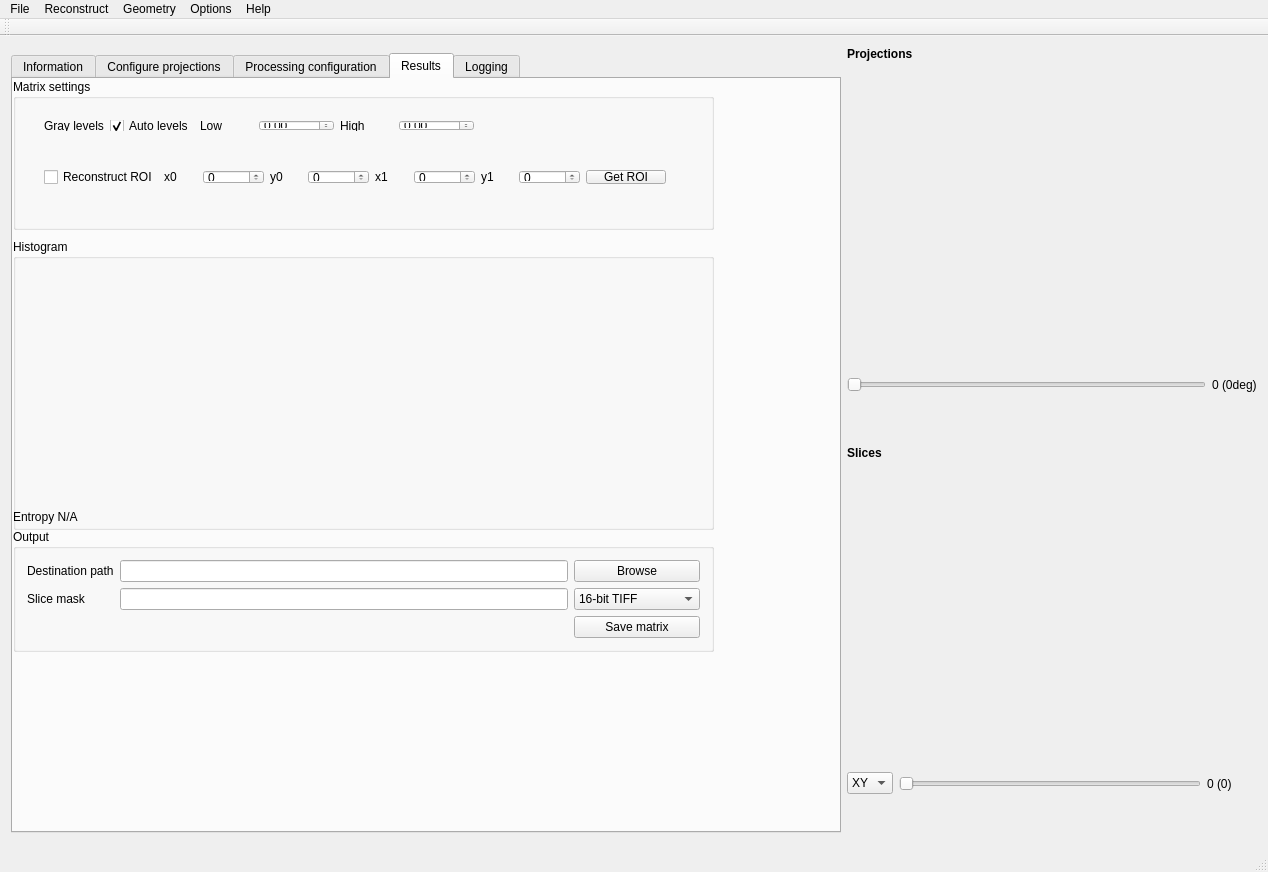
Above: src/muhrec3/muhrecmainwindow.ui from neutronimaging/imagingsuite before the change. Below: the same form after it.
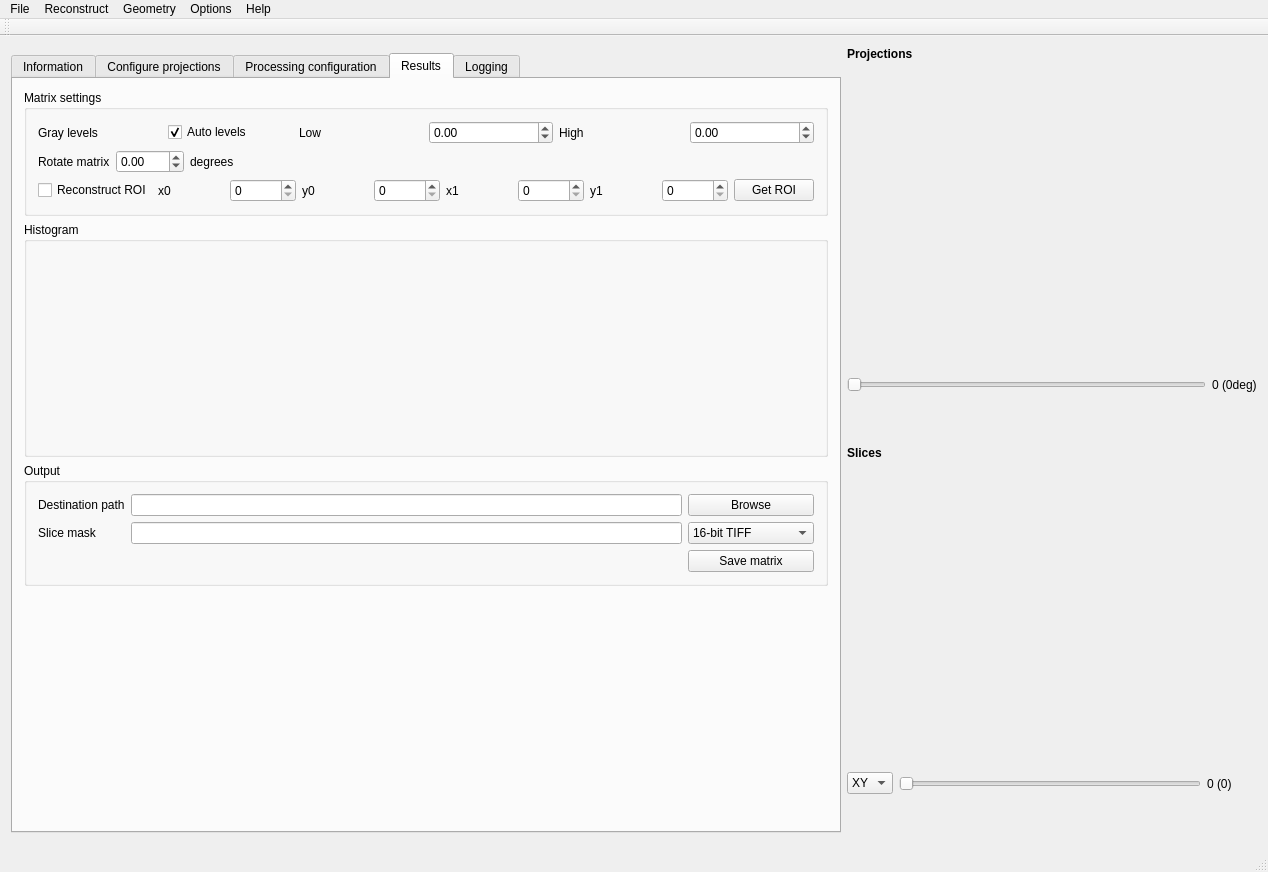
That is the form after the change. The open tabs and pages were chosen to show the change. Custom widgets are drawn as their Qt base class.

Commit message: Fixed tilt and pivot settings Rearranged some gui elements

Diff of the .ui file:
```diff
--- a/src/muhrec3/muhrecmainwindow.ui
+++ b/src/muhrec3/muhrecmainwindow.ui
@@ -35,21 +35,14 @@
          </size>
         </property>
         <property name="currentIndex">
-         <number>1</number>
+         <number>0</number>
         </property>
         <widget class="QWidget" name="tabInformation">
          <attribute name="title">
           <string>Information</string>
          </attribute>
-         <widget class="QWidget" name="layoutWidget">
-          <property name="geometry">
-           <rect>
-            <x>40</x>
-            <y>10</y>
-            <width>661</width>
-            <height>322</height>
-           </rect>
-          </property>
+         <layout class="QVBoxLayout" name="verticalLayout_5">
+          <item>
           <layout class="QGridLayout" name="gridLayout">
            <item row="0" column="0">
             <widget class="QLabel" name="label">
@@ -130,7 +123,8 @@
             </spacer>
            </item>
           </layout>
-         </widget>
+          </item>
+         </layout>
         </widget>
         <widget class="QWidget" name="tabProjInfo">
          <attribute name="title">
@@ -1675,14 +1669,14 @@
          <attribute name="title">
           <string>Processing configuration</string>
          </attribute>
+         <layout class="QVBoxLayout" name="verticalLayout_4">
+          <item>
          <widget class="QGroupBox" name="groupModuleConfig">
-          <property name="geometry">
-           <rect>
-            <x>10</x>
-            <y>0</y>
-            <width>701</width>
-            <height>431</height>
-           </rect>
+            <property name="sizePolicy">
+             <sizepolicy hsizetype="Preferred" vsizetype="MinimumExpanding">
+              <horstretch>0</horstretch>
+              <verstretch>0</verstretch>
+             </sizepolicy>
           </property>
           <property name="title">
            <string>Preprocessing modules</string>
@@ -1696,85 +1690,57 @@
              <height>391</height>
             </rect>
            </property>
-          </widget>
-         </widget>
+             <zorder>label_39</zorder>
+             <zorder>dspinRotateRecon</zorder>
+            </widget>
+           </widget>
+          </item>
+          <item>
          <widget class="QGroupBox" name="groupBackProjConfig">
-          <property name="geometry">
-           <rect>
-            <x>0</x>
-            <y>440</y>
-            <width>711</width>
-            <height>121</height>
-           </rect>
-          </property>
           <property name="title">
            <string>Back-projector configuration</string>
           </property>
           <layout class="QGridLayout" name="gridLayout_5">
-           <item row="1" column="0">
-            <widget class="QLabel" name="label_39">
-             <property name="text">
-              <string>Rotation angle</string>
-             </property>
-             <property name="buddy">
-              <cstring>dspinRotateRecon</cstring>
-             </property>
-            </widget>
-           </item>
-           <item row="1" column="1">
-            <widget class="QDoubleSpinBox" name="dspinRotateRecon">
-             <property name="minimum">
-              <double>-1000.000000000000000</double>
-             </property>
-             <property name="maximum">
-              <double>1000.000000000000000</double>
-             </property>
-            </widget>
-           </item>
-           <item row="1" column="2">
-            <spacer name="horizontalSpacer_3">
+             <item row="0" column="0" colspan="2">
+              <widget class="SingleModuleConfiguratorWidget" name="ConfiguratorBackProj" native="true">
+               <property name="sizePolicy">
+                <sizepolicy hsizetype="Preferred" vsizetype="Preferred">
+                 <horstretch>0</horstretch>
+                 <verstretch>0</verstretch>
+                </sizepolicy>
+               </property>
+              </widget>
+             </item>
+            </layout>
+           </widget>
+          </item>
+          <item>
+           <spacer name="verticalSpacer_3">
              <property name="orientation">
-              <enum>Qt::Horizontal</enum>
+             <enum>Qt::Vertical</enum>
              </property>
              <property name="sizeHint" stdset="0">
               <size>
-               <width>237</width>
-               <height>20</height>
+              <width>20</width>
+              <height>40</height>
               </size>
              </property>
             </spacer>
            </item>
-           <item row="0" column="0" colspan="3">
-            <widget class="SingleModuleConfiguratorWidget" name="ConfiguratorBackProj" native="true"/>
-           </item>
-          </layout>
-         </widget>
+         </layout>
         </widget>
         <widget class="QWidget" name="tabMatrix">
          <attribute name="title">
           <string>Results</string>
          </attribute>
+         <layout class="QVBoxLayout" name="verticalLayout_3">
+          <item>
          <widget class="QGroupBox" name="groupMatrixSettings">
-          <property name="geometry">
-           <rect>
-            <x>0</x>
-            <y>0</y>
-            <width>701</width>
-            <height>151</height>
-           </rect>
-          </property>
           <property name="title">
            <string>Matrix settings</string>
           </property>
-          <widget class="QWidget" name="layoutWidget">
-           <property name="geometry">
-            <rect>
-             <x>20</x>
-             <y>30</y>
-             <width>452</width>
-             <height>33</height>
-            </rect>
-           </property>
+            <layout class="QVBoxLayout" name="verticalLayout_2">
+             <item>
            <layout class="QHBoxLayout" name="layoutGraylevels">
             <item>
              <widget class="QLabel" name="label_40">
@@ -1840,16 +1806,49 @@
              </widget>
             </item>
            </layout>
-          </widget>
-          <widget class="QWidget" name="layoutWidget">
-           <property name="geometry">
-            <rect>
-             <x>20</x>
-             <y>80</y>
-             <width>644</width>
-             <height>36</height>
-            </rect>
-           </property>
+             </item>
+             <item>
+              <layout class="QHBoxLayout" name="horizontalLayout_13">
+               <item>
+                <widget class="QLabel" name="label_59">
+                 <property name="text">
+                  <string>Rotate matrix</string>
+                 </property>
+                </widget>
+               </item>
+               <item>
+                <widget class="QDoubleSpinBox" name="dspinRotateRecon">
+                 <property name="minimum">
+                  <double>-360.000000000000000</double>
+                 </property>
+                 <property name="maximum">
+                  <double>360.000000000000000</double>
+                 </property>
+                </widget>
+               </item>
+               <item>
+                <widget class="QLabel" name="label_66">
+                 <property name="text">
+                  <string>degrees</string>
+                 </property>
+                </widget>
+               </item>
+               <item>
+                <spacer name="horizontalSpacer_5">
+                 <property name="orientation">
+                  <enum>Qt::Horizontal</enum>
+                 </property>
+                 <property name="sizeHint" stdset="0">
+                  <size>
+                   <width>40</width>
+                   <height>20</height>
+                  </size>
+                 </property>
+                </spacer>
+               </item>
+              </layout>
+             </item>
+             <item>
            <layout class="QHBoxLayout" name="layoutMatrixROI">
             <item>
              <widget class="QCheckBox" name="checkUseMatrixROI">
@@ -1934,16 +1933,17 @@
              </widget>
             </item>
            </layout>
-          </widget>
-         </widget>
+             </item>
+            </layout>
+           </widget>
+          </item>
+          <item>
          <widget class="QGroupBox" name="groupHistogram">
-          <property name="geometry">
-           <rect>
-            <x>0</x>
-            <y>160</y>
-            <width>701</width>
-            <height>291</height>
-           </rect>
+            <property name="sizePolicy">
+             <sizepolicy hsizetype="Preferred" vsizetype="MinimumExpanding">
+              <horstretch>0</horstretch>
+              <verstretch>0</verstretch>
+             </sizepolicy>
           </property>
           <property name="title">
            <string>Histogram</string>
@@ -1972,15 +1972,9 @@
            </property>
           </widget>
          </widget>
+          </item>
+          <item>
          <widget class="QGroupBox" name="groupOutput">
-          <property name="geometry">
-           <rect>
-            <x>0</x>
-            <y>450</y>
-            <width>701</width>
-            <height>123</height>
-           </rect>
-          </property>
           <property name="title">
            <string>Output</string>
           </property>
@@ -2062,6 +2056,21 @@
            </item>
           </layout>
          </widget>
+          </item>
+          <item>
+           <spacer name="verticalSpacer">
+            <property name="orientation">
+             <enum>Qt::Vertical</enum>
+            </property>
+            <property name="sizeHint" stdset="0">
+             <size>
+              <width>20</width>
+              <height>40</height>
+             </size>
+            </property>
+           </spacer>
+          </item>
+         </layout>
         </widget>
         <widget class="QWidget" name="tabLogging">
          <attribute name="title">
```
Lines whose indentation alone changed are shown as unchanged. The commit also changes 3 other files.
